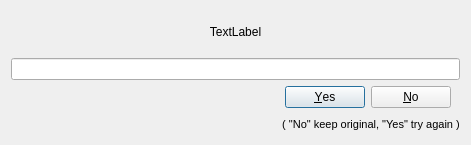
Qt form ui/scinameinputdialogUI.ui (CapPow/collBook) before a commit.
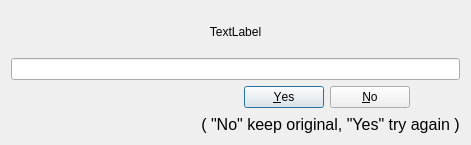
The same form after that commit.

Commit message: increased base font size for UI elements

```diff
--- a/ui/scinameinputdialogUI.ui
+++ b/ui/scinameinputdialogUI.ui
@@ -13,13 +13,19 @@
   <property name="windowTitle">
    <string>Dialog</string>
   </property>
+  <property name="styleSheet">
+   <string notr="true">font: 12pt &quot;Cantarell&quot;;</string>
+  </property>
   <layout class="QGridLayout" name="gridLayout">
    <item row="3" column="2">
     <widget class="QLabel" name="label_2">
      <property name="font">
       <font>
-       <pointsize>8</pointsize>
+       <family>Cantarell</family>
+       <pointsize>12</pointsize>
+       <weight>50</weight>
        <italic>false</italic>
+       <bold>false</bold>
       </font>
      </property>
      <property name="text">
```
The commit also changes 8 other files.
